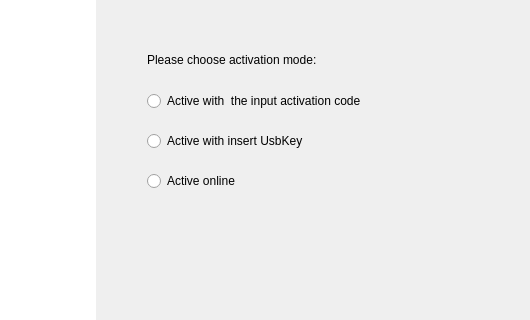
Old version of the form src/license/active-guide-widget.ui in the repository openeuler-mirror/kiran-control-panel; both pictures show x 125 to 655 and y 0 to 320 of the 655 by 500 pixel window.
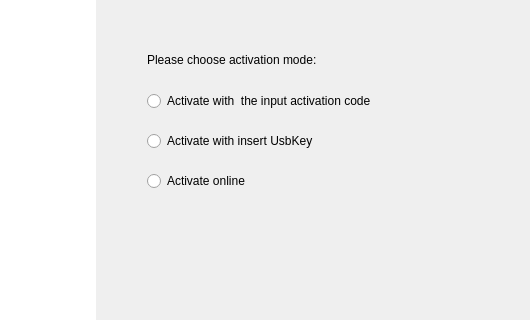
New version of the form. The open tabs and pages were chosen to show the change. Icons and pictures are not drawn.

Commit message:
fix(*):add scrollArea in pages ,set sizehint of page and fix the word error of activate
- 添加滑动区域和页面初始大小，修复激活的英文单词错误

The edit to the form file:
```diff
--- a/src/license/active-guide-widget.ui
+++ b/src/license/active-guide-widget.ui
@@ -213,7 +213,7 @@
               <item row="2" column="0">
                <widget class="QRadioButton" name="rbtn_online">
                 <property name="text">
-                 <string>Active online</string>
+                 <string>Activate online</string>
                 </property>
                </widget>
               </item>
@@ -226,14 +226,14 @@
                  </sizepolicy>
                 </property>
                 <property name="text">
-                 <string>Active with  the input activation code</string>
+                 <string>Activate with  the input activation code</string>
                 </property>
                </widget>
               </item>
               <item row="1" column="0">
                <widget class="QRadioButton" name="rbtn_offline">
                 <property name="text">
-                 <string>Active with insert UsbKey</string>
+                 <string>Activate with insert UsbKey</string>
                 </property>
                </widget>
               </item>
```
Left out of the diff: 16 changed lines with no effect on the pictures. The commit also changes 9 other files.
